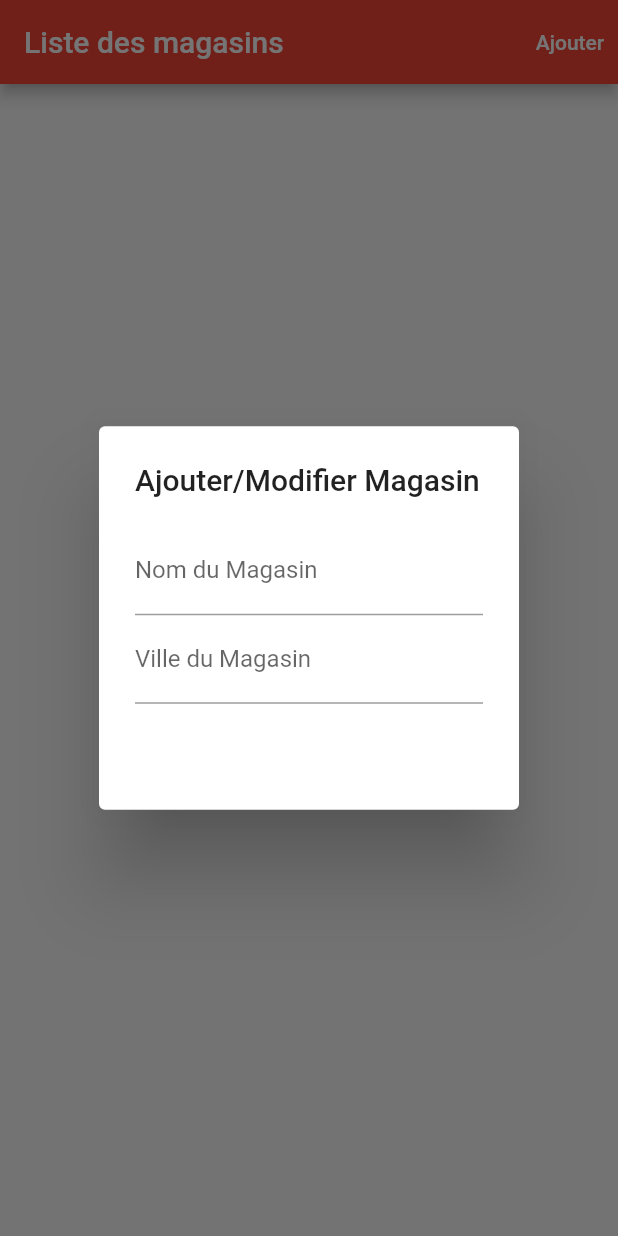
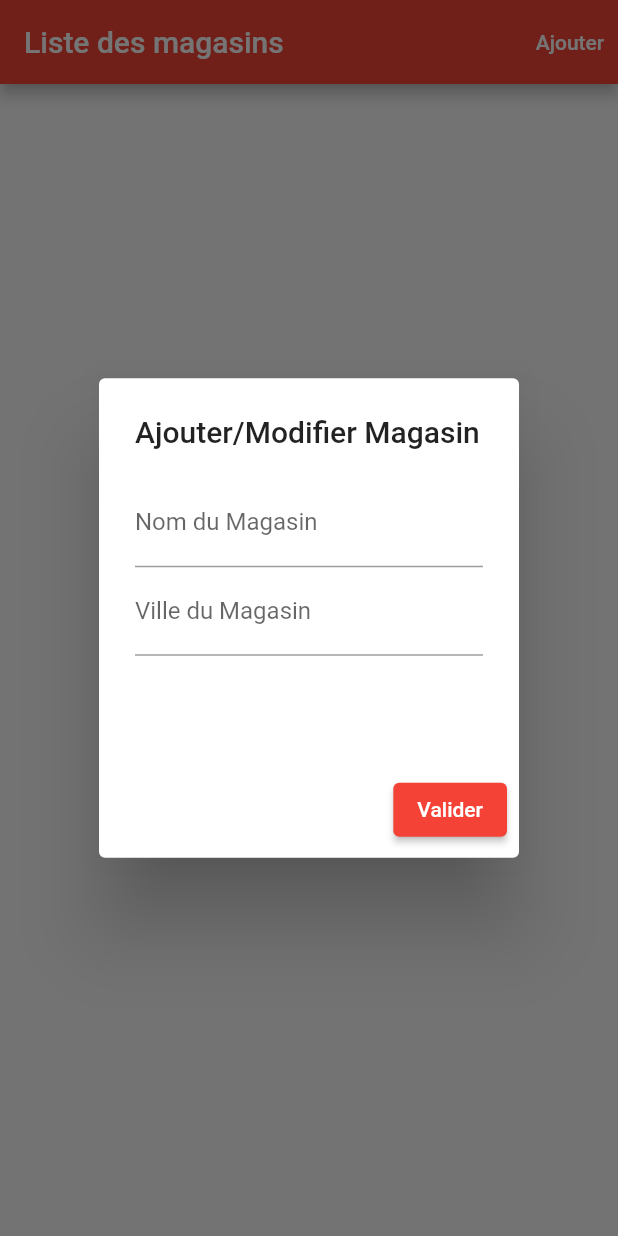
Before and after one commit to fabienlierville/di20-flutter-nosql, a Flutter app: the screen it shows after launch, after a tap on "Ajouter", on a phone screen of 412 x 824 dp. Run offline on Flutter 3.47's test engine with Material 2 defaults, Android fonts, the phone set to English and light mode, and no system bars; our stand-ins replace objectbox; generated files the repository leaves out were written again.

```diff
--- a/lib/pages/page_home.dart
+++ b/lib/pages/page_home.dart
@@ -1,3 +1,4 @@
+import 'package:courses/global_vars.dart';
 import 'package:courses/models/magasin.dart';
 import 'package:flutter/material.dart';
 
@@ -61,6 +62,18 @@ class _PageHomeState extends State<PageHome> {
                 ],
               ),
             ),
+            actions: [
+              ElevatedButton(
+                  onPressed: (){
+                    if(newMagasinVille != null && newMagasinNom !=null && GlobalVars.store !=null){
+                      Magasin magasin = Magasin(nom: newMagasinNom!, ville: newMagasinVille!);
+
+
+                    }
+                  },
+                  child: Text("Valider")
+              )
+            ],
           );
         }
     );
```
